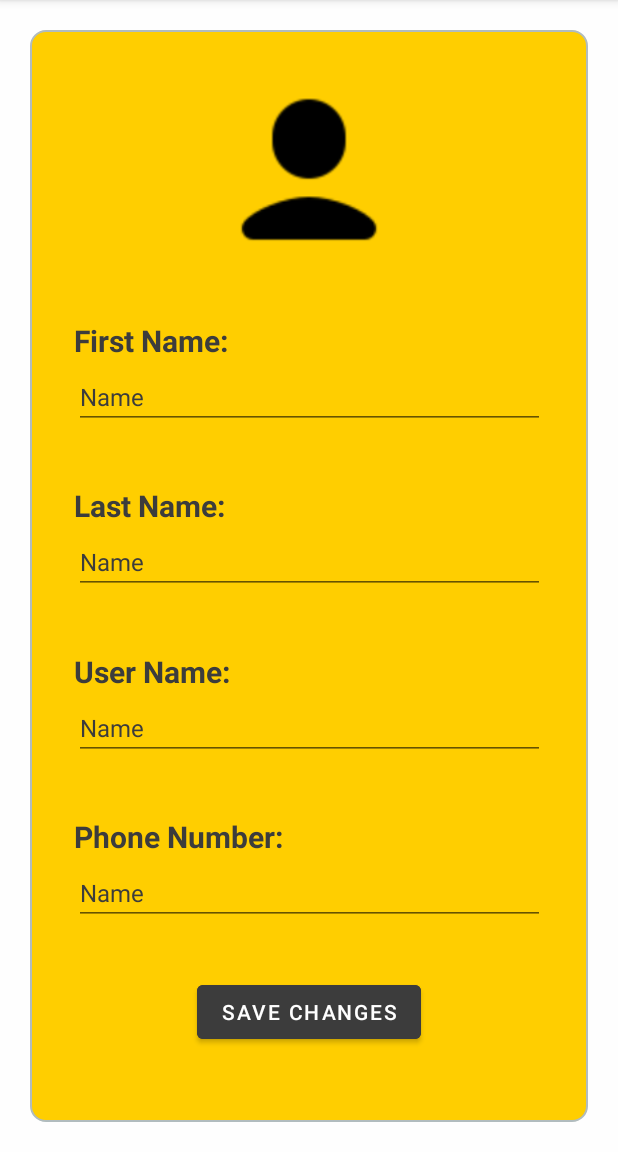
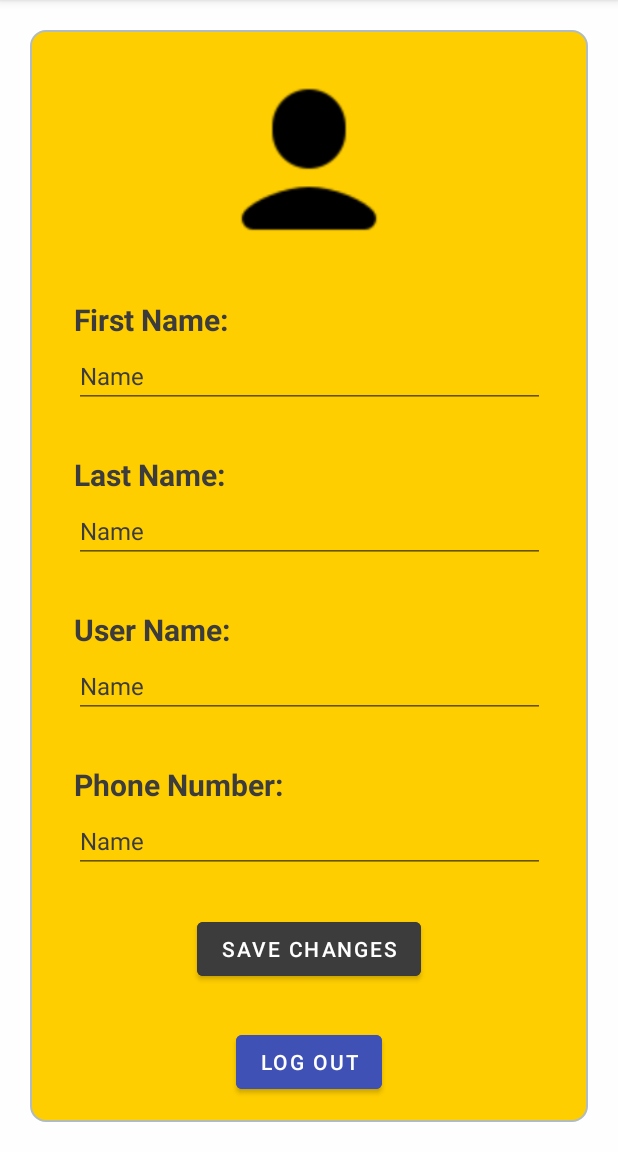
Before and after one commit to itayhashay/givit-android, an Android app: the PersonalInfoFragment screen opened through its navigation route, on a phone screen of 412 x 824 dp, the part 84-1236 px from its top. Run offline under Robolectric (Android 15) with nearby library versions, the phone set to English and light mode, and no system bars; our stand-ins replace Firebase (no records; nobody signed in at launch, a user with empty details on screens opened directly), Picasso, navigation-ui; 7 statements that could not run were skipped.

Commit message:
add logout button, placeholders and style a bit.

```diff
--- a/app/src/main/res/layout/fragment_personal_info.xml
+++ b/app/src/main/res/layout/fragment_personal_info.xml
@@ -22,6 +22,17 @@
         app:layout_constraintStart_toStartOf="parent"
         app:layout_constraintTop_toTopOf="parent"
         app:layout_constraintVertical_bias="1.0">
+
+        <Button
+            android:id="@+id/logout_user_btn"
+            android:layout_width="wrap_content"
+            android:layout_height="wrap_content"
+            android:layout_marginBottom="16dp"
+            android:backgroundTint="#3F51B5"
+            android:text="log out"
+            app:layout_constraintBottom_toBottomOf="parent"
+            app:layout_constraintEnd_toEndOf="parent"
+            app:layout_constraintStart_toStartOf="parent" />
 
         <androidx.constraintlayout.widget.ConstraintLayout
             android:id="@+id/lastname_container"
@@ -190,12 +201,11 @@
             android:id="@+id/edit_user_btn"
             android:layout_width="wrap_content"
             android:layout_height="wrap_content"
-            android:layout_marginBottom="15dp"
             android:backgroundTint="#3C3C3C"
             android:text="Save Changes"
             android:textColor="#FFFFFF"
             android:textSize="14dp"
-            app:layout_constraintBottom_toBottomOf="parent"
+            app:layout_constraintBottom_toTopOf="@+id/logout_user_btn"
             app:layout_constraintEnd_toEndOf="parent"
             app:layout_constraintHorizontal_bias="0.5"
             app:layout_constraintStart_toStartOf="parent"
```
Also changed, not shown: app/src/main/res/layout/fragment_login.xml (+3 -5 lines), app/src/main/res/layout/fragment_new_item.xml (+11 -11 lines), app/src/main/res/layout/fragment_signup.xml (+10 -9 lines).
